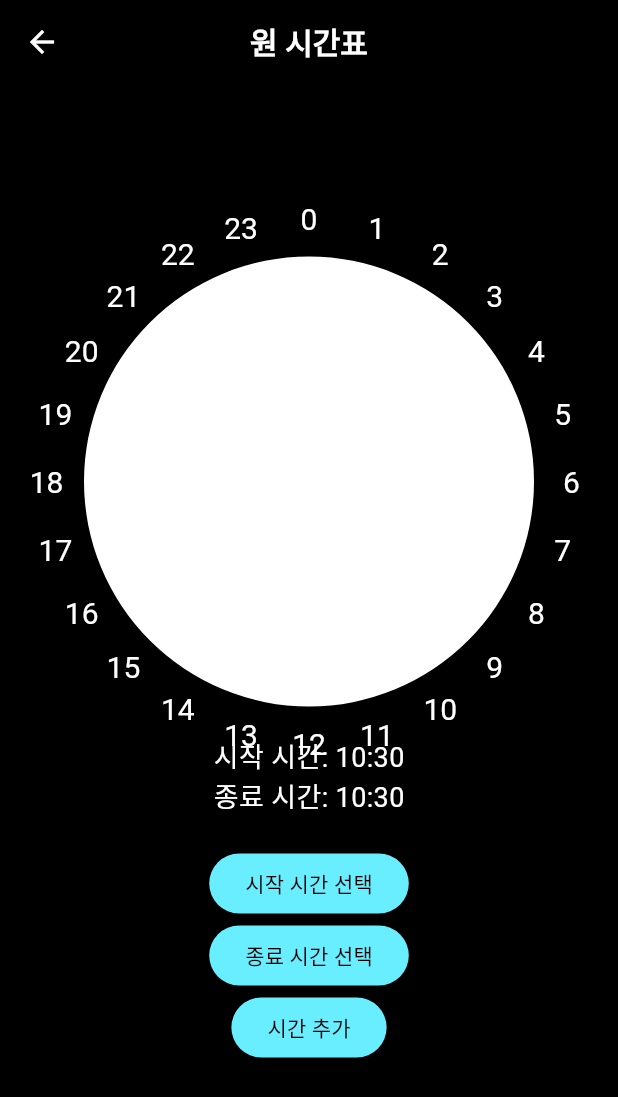
After one commit to Hit-TheBook/frontend, a Flutter app: the PlannerPage screen opened directly, after a tap on "원시간표", on a phone screen of 412 x 824 dp. The commit adds this screen. Shown: the top 1097 px of the screen. Run offline on Flutter 3.47's test engine with Material 3 defaults, Android fonts, the phone set to English and light mode, and no system bars; our stand-ins replace animated_splash_screen, flutter_dotenv, flutter_feather_icons, lottie, page_transition, stop_watch_timer.

Commit message:
feat 플래너 원시간표

```diff
--- a/lib/pages/planner_page.dart
+++ b/lib/pages/planner_page.dart
@@ -1,7 +1,7 @@
 import 'package:flutter/material.dart';
 import 'package:flutter/cupertino.dart';
 import 'package:project1/widgets/customfloatingactionbutton.dart';
-
+import 'package:project1/pages/time_circle_planner_page.dart';
 class PlannerPage extends StatefulWidget {
   const PlannerPage({super.key});
 
@@ -186,30 +186,25 @@ class _PlannerPageState extends State<PlannerPage> {
                 ),
               ),
               const Spacer(),
-              Container(
-                width: 60,
-                height: 22,
-                padding: const EdgeInsets.symmetric(horizontal: 6, vertical: 2),
-                decoration: ShapeDecoration(
-                  color: Color(0xFF69EDFF),
+              ElevatedButton(
+                onPressed: () {
+                  Navigator.push(
+                    context,
+                    MaterialPageRoute(builder: (context) => TimeCirclePlannerPage()), // TimeCirclePlanner로 이동
+                  );
+                },
+                style: ElevatedButton.styleFrom(
+                  backgroundColor: Color(0xFF69EDFF), // 버튼 색상 설정
                   shape: RoundedRectangleBorder(borderRadius: BorderRadius.circular(5)),
+                  minimumSize: Size(60, 22),
+                  padding: EdgeInsets.symmetric(horizontal: 6, vertical: 1),
                 ),
-                child: Row(
-                  mainAxisAlignment: MainAxisAlignment.center,
-                  children: [
-                    Expanded(
-                      child: Text(
-                        '원 시간표',
-                        textAlign: TextAlign.center,
-                        style: TextStyle(
-                          color: Colors.black,
-                          fontSize: 12,
-                        ),
-                      ),
-                    ),
-                  ],
+                child: const Text(
+                  '원시간표',
+                  style: TextStyle(color: Colors.black, fontSize: 12),
                 ),
               ),
+
             ],
           ),
           const SizedBox(height: 3),
--- /dev/null
+++ b/lib/pages/time_circle_planner_page.dart
@@ -0,0 +1,117 @@
+import 'package:flutter/material.dart';
+import 'package:flutter/cupertino.dart';
+import 'dart:math';
+import 'package:project1/widgets/time_circle_planner_painter.dart';
+
+class TimeCirclePlannerPage extends StatefulWidget {
+  const TimeCirclePlannerPage({super.key});
+
+  @override
+  _TimeCirclePlannerPageState createState() => _TimeCirclePlannerPageState();
+}
+
+class _TimeCirclePlannerPageState extends State<TimeCirclePlannerPage> {
+  int colorIndex = 0;
+  double startAngle = 0;
+  double sweepAngle = pi / 12; // 30도 (한 시간)
+
+  // 선택된 시작 시간과 종료 시간을 저장
+  DateTime startTime = DateTime.now();
+  DateTime endTime = DateTime.now();
+
+  void _showTimePicker(BuildContext context, bool isStart) {
+    showCupertinoModalPopup(
+      context: context,
+      builder: (BuildContext context) {
+        return Container(
+          height: 300,
+          color: Colors.white,
+          child: CupertinoDatePicker(
+            mode: CupertinoDatePickerMode.time,
+            initialDateTime: isStart ? startTime : endTime,
+            onDateTimeChanged: (DateTime newTime) {
+              setState(() {
+                if (isStart) {
+                  startTime = newTime;
+                } else {
+                  endTime = newTime;
+                }
+              });
+            },
+          ),
+        );
+      },
+    );
+  }
+
+  void _addTimeSegment() {
+    setState(() {
+      // 시작 시간과 종료 시간을 기준으로 각도를 계산
+      startAngle = (startTime.hour % 24) * (pi / 12) - pi / 2; // 시작 각도 계산
+      double endAngle = (endTime.hour % 24) * (pi / 12) - pi / 2; // 종료 각도 계산
+
+      // 색상 채우기 위한 스윕 각도 계산
+      sweepAngle = endAngle - startAngle;
+
+      // 종료 각도가 시작 각도보다 작은 경우(예: 23시 30분부터 1시 30분까지)
+      if (sweepAngle < 0) {
+        sweepAngle += 2 * pi; // 360도 추가
+      }
+
+      colorIndex++; // 다음 색상
+    });
+  }
+
+  // 시작 시간과 종료 시간의 각도를 계산하는 메서드
+  double _calculateStartAngle() {
+    return (startTime.hour % 24) * (pi / 12) - pi / 2; // 24시간 기준
+  }
+
+  double _calculateEndAngle() {
+    return (endTime.hour % 24) * (pi / 12) - pi / 2; // 24시간 기준
+  }
+
+  @override
+  Widget build(BuildContext context) {
+    // 시작 각도 및 종료 각도 계산
+    double startAngle = _calculateStartAngle();
+    double endAngle = _calculateEndAngle();
+
+    return Scaffold(
+      appBar: AppBar(title: const Text('원 시간표')),
+      body: Center(
+        child: Column(
+          mainAxisAlignment: MainAxisAlignment.center,
+          children: [
+            CustomPaint(
+              size: const Size(300, 300),
+              painter: TimeCirclePlannerPainter(startAngle, endAngle - startAngle, colorIndex as int), // 색칠할 영역
+            ),
+            const SizedBox(height: 20),
+            Text(
+              '시작 시간: ${startTime.hour}:${startTime.minute.toString().padLeft(2, '0')}',
+              style: const TextStyle(fontSize: 18),
+            ),
+            Text(
+              '종료 시간: ${endTime.hour}:${endTime.minute.toString().padLeft(2, '0')}',
+              style: const TextStyle(fontSize: 18),
+            ),
+            const SizedBox(height: 20),
+            ElevatedButton(
+              onPressed: () => _showTimePicker(context, true), // 시작 시간 선택
+              child: const Text('시작 시간 선택'),
+            ),
+            ElevatedButton(
+              onPressed: () => _showTimePicker(context, false), // 종료 시간 선택
+              child: const Text('종료 시간 선택'),
+            ),
+            ElevatedButton(
+              onPressed: _addTimeSegment,
+              child: const Text('시간 추가'),
+            ),
+          ],
+        ),
+      ),
+    );
+  }
+}
--- /dev/null
+++ b/lib/widgets/time_circle_planner_painter.dart
@@ -0,0 +1,71 @@
+import 'package:flutter/material.dart';
+import 'dart:math';
+
+
+
+
+class TimeCirclePlannerPainter extends CustomPainter {
+  final List<Color> colors = [
+    Colors.red,
+    Colors.orange,
+    Colors.yellow,
+    Colors.green,
+    Colors.blue,
+    Colors.indigo,
+    Colors.purple,
+  ];
+
+  final double startAngle;
+  final double sweepAngle;
+  final int colorIndex;
+
+  TimeCirclePlannerPainter(this.startAngle, this.sweepAngle, this.colorIndex);
+
+  @override
+  void paint(Canvas canvas, Size size) {
+    Paint paint = Paint()
+      ..color = Colors.white
+      ..style = PaintingStyle.fill;
+
+    double radius = size.width / 2;
+    Offset center = Offset(size.width / 2, size.height / 2);
+
+    // 전체 배경을 흰색으로 채우기
+    canvas.drawCircle(center, radius, paint);
+
+    // 색상 설정
+    paint..color = colors[colorIndex % colors.length];
+
+    // 특정 영역 색칠
+    canvas.drawArc(
+      Rect.fromCircle(center: center, radius: radius),
+      startAngle,
+      sweepAngle,
+      true, // 부채꼴로 채우기
+      paint,
+    );
+
+    // 시계 숫자 그리기 (24등분)
+    for (int i = 0; i < 24; i++) {
+      final angle = i * (pi / 12) - pi / 2; // 15도 단위
+      final textPainter = TextPainter(
+        text: TextSpan(
+          text: '$i', // 0부터 23까지 숫자 표시
+          style: TextStyle(color: Colors.white, fontSize: 20), // 글씨 색상을 빨간색으로 변경
+        ),
+        textDirection: TextDirection.ltr,
+      );
+      textPainter.layout();
+
+      // 숫자를 원의 외부에 위치시키기
+      final x = center.dx + (radius + 25) * cos(angle) - textPainter.width / 2; // 50 픽셀 바깥으로
+      final y = center.dy + (radius + 25) * sin(angle) - textPainter.height / 2;
+      textPainter.paint(canvas, Offset(x, y));
+    }
+  }
+
+  @override
+  bool shouldRepaint(covariant CustomPainter oldDelegate) {
+    return true;
+  }
+}
```
